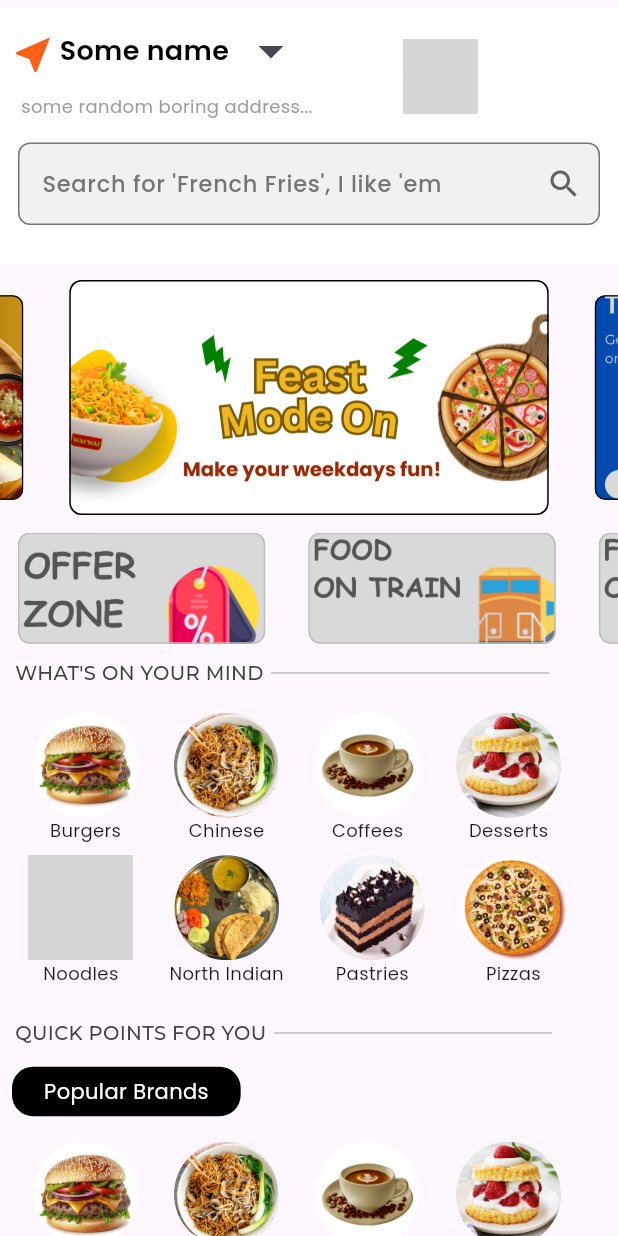
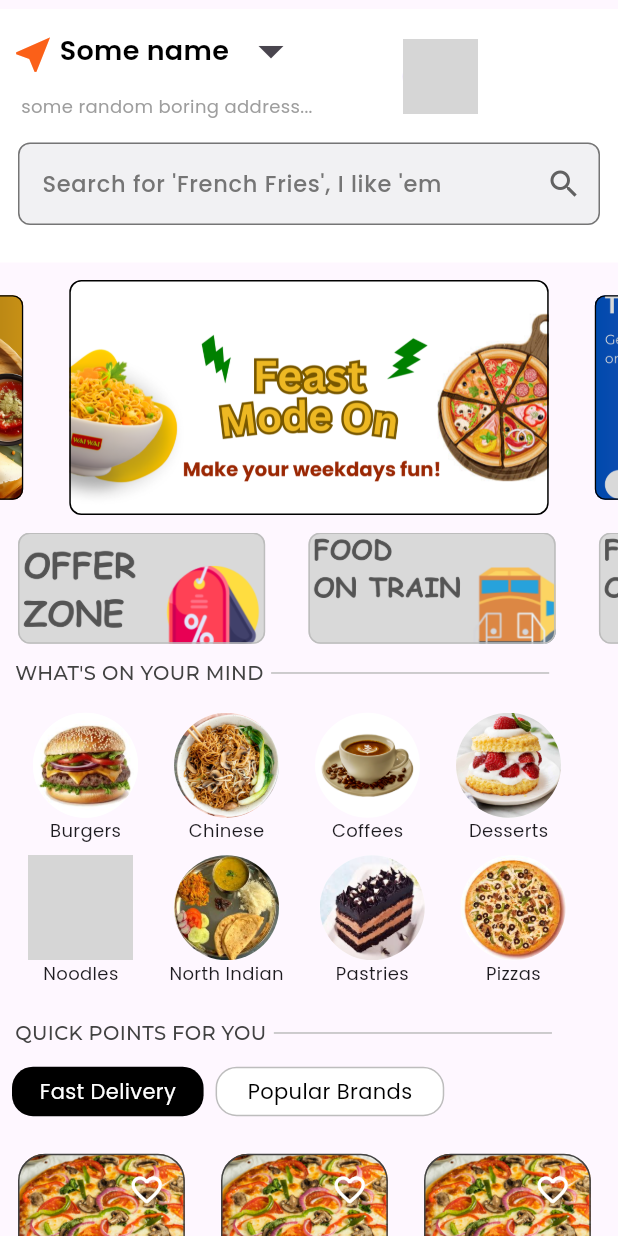
Before and after one commit to 0Armaan025/swiggy-clone, a Flutter app: the screen it shows after launch, on a phone screen of 412 x 824 dp. Run offline on Flutter 3.47's test engine with Material 3 defaults, Android fonts, the phone set to English and light mode, and no system bars; drawn by our look-alikes of carousel_slider; our stand-ins replace google_fonts, hexcolor; missing offline and left inert: background_remover; network calls fail; grey boxes are pictures that could not be loaded.

Commit message:
not even home page is done yet

```diff
--- /dev/null
+++ b/lib/common/quick_points_for_you/quick_pick_tile.dart
@@ -0,0 +1,114 @@
+import 'package:flutter/material.dart';
+import 'package:google_fonts/google_fonts.dart';
+
+class QuickPickTile extends StatefulWidget {
+  const QuickPickTile({super.key});
+
+  @override
+  State<QuickPickTile> createState() => _QuickPickTileState();
+}
+
+class _QuickPickTileState extends State<QuickPickTile> {
+  bool _buttonPressed = false;
+
+  @override
+  Widget build(BuildContext context) {
+    final size = MediaQuery.of(context).size;
+    return Column(
+      mainAxisAlignment: MainAxisAlignment.start,
+      crossAxisAlignment: CrossAxisAlignment.start,
+      children: [
+        Container(
+          width: size.width * 0.27,
+          height: size.height * 0.13,
+          margin: const EdgeInsets.only(
+            left: 8,
+          ),
+          child: Stack(
+            children: [
+              Container(
+                width: double.infinity,
+                height: double.infinity,
+                decoration: BoxDecoration(
+                  borderRadius: BorderRadius.circular(18),
+                  border: Border.all(
+                    color: Colors.grey.shade800,
+                  ),
+                  image: DecorationImage(
+                      image: AssetImage(
+                          "assets/images/banners/food_item_banner.png"),
+                      fit: BoxFit.cover),
+                ),
+              ),
+              Positioned(
+                top: size.height * 0.00001,
+                left: size.width * 0.15,
+                child: IconButton(
+                  icon: _buttonPressed
+                      ? Icon(
+                          Icons.favorite,
+                          color: Colors.red,
+                        )
+                      : Icon(
+                          Icons.favorite_border_rounded,
+                          color: Colors.white,
+                        ),
+                  onPressed: () {
+                    setState(() {
+                      _buttonPressed = !_buttonPressed;
+                    });
+                  },
+                ),
+              ),
+            ],
+          ),
+        ),
+        const SizedBox(
+          height: 5,
+        ),
+        Padding(
+          padding: const EdgeInsets.only(left: 10.0),
+          child: Text(
+            "La Pino'z Pizza",
+            style: GoogleFonts.poppins(
+                color: Colors.grey.shade900,
+                fontSize: 12,
+                fontWeight: FontWeight.bold),
+          ),
+        ),
+        const SizedBox(
+          height: 2,
+        ),
+        Row(
+          mainAxisAlignment: MainAxisAlignment.start,
+          crossAxisAlignment: CrossAxisAlignment.start,
+          children: [
+            Icon(
+              Icons.stars_rounded,
+              color: Colors.red.shade400,
+              size: 15,
+            ),
+            Container(
+              width: 100,
+              child: Text(
+                " 4.4\t25-30 mins",
+                style: GoogleFonts.poppins(
+                  color: Colors.grey.shade900,
+                  fontSize: 9,
+                ),
+              ),
+            ),
+          ],
+        ),
+        Padding(
+          padding: const EdgeInsets.only(left: 2.0),
+          child: Text(
+            "Pizzas",
+            style:
+                GoogleFonts.poppins(color: Colors.grey.shade500, fontSize: 9),
+          ),
+        ),
+      ],
+    );
+  }
+}
--- a/lib/common/quick_points_for_you/quick_points_for_you.dart
+++ b/lib/common/quick_points_for_you/quick_points_for_you.dart
@@ -1,5 +1,6 @@
 import 'package:flutter/material.dart';
 import 'package:google_fonts/google_fonts.dart';
+import 'package:swiggy_clone/common/quick_points_for_you/quick_pick_tile.dart';
 import 'package:swiggy_clone/common/whats_on_mind/food_tile/food_tile.dart';
 
 class QuickPointsForYou extends StatefulWidget {
@@ -10,6 +11,14 @@ class QuickPointsForYou extends StatefulWidget {
 }
 
 class QuickPointsForYouState extends State<QuickPointsForYou> {
+  bool _fastDelivery = false;
+
+  @override
+  void initState() {
+    super.initState();
+    _fastDelivery = true;
+  }
+
   @override
   Widget build(BuildContext context) {
     final size = MediaQuery.of(context).size;
@@ -48,21 +57,60 @@ class QuickPointsForYouState extends State<QuickPointsForYou> {
           ),
           Row(
             children: [
-              Container(
+              InkWell(
+                onTap: () {
+                  setState(() {
+                    _fastDelivery = true;
+                  });
+                },
+                child: Container(
+                  margin: const EdgeInsets.only(left: 8, top: 8),
+                  width: size.width * 0.31,
+                  height: size.height * 0.04,
+                  decoration: BoxDecoration(
+                    color: _fastDelivery == true ? Colors.black : Colors.white,
+                    borderRadius: BorderRadius.circular(14),
+                    border: _fastDelivery == false
+                        ? Border.all(color: Colors.grey.shade400)
+                        : null,
+                  ),
+                  child: Text(
+                    "Fast Delivery",
+                    style: GoogleFonts.poppins(
+                      color:
+                          _fastDelivery == true ? Colors.white : Colors.black,
+                    ),
+                  ),
+                  alignment: Alignment.center,
+                ),
+              ),
+              InkWell(
+                onTap: () {
+                  setState(() {
+                    _fastDelivery = false;
+                    print(_fastDelivery);
+                  });
+                },
+                child: Container(
                   margin: const EdgeInsets.only(left: 8, top: 8),
                   width: size.width * 0.37,
                   height: size.height * 0.04,
                   decoration: BoxDecoration(
-                  color: Colors.black,
+                    color: _fastDelivery == false ? Colors.black : Colors.white,
                     borderRadius: BorderRadius.circular(14),
+                    border: _fastDelivery == true
+                        ? Border.all(color: Colors.grey.shade400)
+                        : null,
                   ),
                   child: Text(
                     "Popular Brands",
                     style: GoogleFonts.poppins(
-                    color: Colors.white,
+                      color:
+                          _fastDelivery == true ? Colors.black : Colors.white,
                     ),
                   ),
                   alignment: Alignment.center,
+                ),
               ),
             ],
           ),
@@ -70,58 +118,21 @@ class QuickPointsForYouState extends State<QuickPointsForYou> {
             height: 5,
           ),
           Padding(
-            padding: const EdgeInsets.all(8.0),
-            child: SingleChildScrollView(
-              scrollDirection: Axis.horizontal,
-              child: Column(
-                mainAxisAlignment: MainAxisAlignment.start,
-                children: [
-                  Row(
-                    mainAxisAlignment: MainAxisAlignment.start,
-                    crossAxisAlignment: CrossAxisAlignment.start,
-                    children: [
-                      FoodTile(
-                        foodName: 'Burgers',
-                        imageUrl: 'assets/images/foods/burger.jpeg',
+            padding:
+                const EdgeInsets.symmetric(horizontal: 4.0).copyWith(top: 20),
+            child: GridView.builder(
+              shrinkWrap: true,
+              physics: NeverScrollableScrollPhysics(),
+              gridDelegate: SliverGridDelegateWithFixedCrossAxisCount(
+                crossAxisCount: 3,
+                crossAxisSpacing: 2,
+                mainAxisSpacing: 0.0,
+                childAspectRatio: 1 / 1.4,
               ),
-                      FoodTile(
-                        foodName: 'Chinese',
-                        imageUrl: 'assets/images/foods/chinese.jpg',
-                      ),
-                      FoodTile(
-                        foodName: 'Coffees',
-                        imageUrl: 'assets/images/foods/coffee.png',
-                      ),
-                      FoodTile(
-                        foodName: 'Desserts',
-                        imageUrl: 'assets/images/foods/desserts.jpg',
-                      ),
-                    ],
-                  ),
-                  Row(
-                    mainAxisAlignment: MainAxisAlignment.start,
-                    crossAxisAlignment: CrossAxisAlignment.start,
-                    children: [
-                      FoodTile(
-                        foodName: 'Noodles',
-                        imageUrl: 'assets/images/foods/noodles.png',
-                      ),
-                      FoodTile(
-                        foodName: 'North Indian',
-                        imageUrl: 'assets/images/foods/north india.jpeg',
-                      ),
-                      FoodTile(
-                        foodName: 'Pastries',
-                        imageUrl: 'assets/images/foods/pastry.jpeg',
-                      ),
-                      FoodTile(
-                        foodName: 'Pizzas',
-                        imageUrl: 'assets/images/foods/pizza.jpeg',
-                      ),
-                    ],
-                  ),
-                ],
-              ),
+              itemCount: 4,
+              itemBuilder: (context, index) {
+                return QuickPickTile();
+              },
             ),
           ),
         ],
--- a/lib/features/views/home/home_view.dart
+++ b/lib/features/views/home/home_view.dart
@@ -3,7 +3,6 @@ import 'package:flutter/material.dart';
 import 'package:google_fonts/google_fonts.dart';
 import 'package:hexcolor/hexcolor.dart';
 import 'package:swiggy_clone/common/quick_points_for_you/quick_points_for_you.dart';
-import "dart:math";
 
 import 'package:swiggy_clone/common/whats_on_mind/whats_on_mind.dart';
 
@@ -22,13 +21,11 @@ class HomeScreen extends StatelessWidget {
       body: SafeArea(
         child: CustomScrollView(
           slivers: [
-            // Sliver header
             SliverPersistentHeader(
               delegate: CustomHeaderDelegate(),
               pinned: false,
               floating: true,
             ),
-            // Carousel section
             SliverToBoxAdapter(
               child: Container(
                 width: double.infinity,
@@ -46,7 +43,7 @@ class HomeScreen extends StatelessWidget {
                           height: size.height * 0.2,
                           width: MediaQuery.of(context).size.width,
                           padding: const EdgeInsets.all(8),
-                          margin: EdgeInsets.symmetric(horizontal: 5.0),
+                          margin: const EdgeInsets.symmetric(horizontal: 5.0),
                           decoration: BoxDecoration(
                             border: Border.all(color: Colors.black),
                             image: DecorationImage(
@@ -70,7 +67,6 @@ class HomeScreen extends StatelessWidget {
                 ),
               ),
             ),
-
             SliverList(
               delegate: SliverChildBuilderDelegate(
                 (context, index) {
@@ -86,7 +82,7 @@ class HomeScreen extends StatelessWidget {
                             decoration: BoxDecoration(
                               border: Border.all(color: Colors.grey.shade400),
                               borderRadius: BorderRadius.circular(8),
-                              image: DecorationImage(
+                              image: const DecorationImage(
                                 image: AssetImage(
                                     'assets/images/banners/banner3.png'),
                                 fit: BoxFit.cover,
@@ -101,7 +97,7 @@ class HomeScreen extends StatelessWidget {
                             decoration: BoxDecoration(
                               border: Border.all(color: Colors.grey.shade400),
                               borderRadius: BorderRadius.circular(8),
-                              image: DecorationImage(
+                              image: const DecorationImage(
                                 image: AssetImage(
                                     'assets/images/banners/banner4.png'),
                                 fit: BoxFit.cover,
@@ -116,7 +112,7 @@ class HomeScreen extends StatelessWidget {
                             decoration: BoxDecoration(
                               border: Border.all(color: Colors.grey.shade400),
                               borderRadius: BorderRadius.circular(8),
-                              image: DecorationImage(
+                              image: const DecorationImage(
                                 image: AssetImage(
                                     'assets/images/banners/banner4.png'),
                                 fit: BoxFit.cover,
@@ -131,22 +127,56 @@ class HomeScreen extends StatelessWidget {
                 childCount: 1,
               ),
             ),
-
             SliverList(
               delegate: SliverChildListDelegate([
-                WhatsOnYourMindComponent(),
-                QuickPointsForYou(),
+                const WhatsOnYourMindComponent(),
+                const QuickPointsForYou(),
                 const SizedBox(
                   height: 10,
                 ),
                 Container(
                   width: size.width * 0.32,
                   height: size.height * 0.26,
-                  decoration: BoxDecoration(
+                  decoration: const BoxDecoration(
                       image: DecorationImage(
                           image: AssetImage(
                               'assets/images/banners/banner5 (1) (1).png'),
                           fit: BoxFit.cover)),
+                ),
+                const SizedBox(
+                  height: 10,
+                ),
+                Container(
+                  width: double.infinity,
+                  height: 1,
+                  margin: const EdgeInsets.symmetric(horizontal: 20),
+                  decoration: BoxDecoration(
+                    color: Colors.grey.shade400,
+                  ),
+                ),
+                const SizedBox(
+                  height: 16,
+                ),
+                Center(
+                  child: Text(
+                    "See more restraunts >",
+                    style: GoogleFonts.poppins(
+                      color: HexColor("#DB6516"),
+                      fontSize: 14,
+                      fontWeight: FontWeight.bold,
+                    ),
+                  ),
+                ),
+                const SizedBox(
+                  height: 16,
+                ),
+                Container(
+                  width: double.infinity,
+                  height: 1,
+                  margin: const EdgeInsets.symmetric(horizontal: 20),
+                  decoration: BoxDecoration(
+                    color: Colors.grey.shade400,
+                  ),
                 ),
               ]),
             ),
@@ -166,7 +196,7 @@ class CustomHeaderDelegate extends SliverPersistentHeaderDelegate {
     final size = MediaQuery.of(context).size;
     return Container(
       margin: const EdgeInsets.only(top: 6),
-      decoration: BoxDecoration(
+      decoration: const BoxDecoration(
         color: Colors.white,
       ),
       child: Column(
@@ -217,12 +247,12 @@ class CustomHeaderDelegate extends SliverPersistentHeaderDelegate {
                   )
                 ],
               ),
-              Padding(
-                padding: const EdgeInsets.only(left: 50.0, top: 20),
+              const Padding(
+                padding: EdgeInsets.only(left: 50.0, top: 20),
                 child: Column(
                   crossAxisAlignment: CrossAxisAlignment.end,
                   children: [
-                    const CircleAvatar(
+                    CircleAvatar(
                       radius: 25,
                       backgroundImage:
                           NetworkImage('https://via.placeholder.com/150'),
@@ -255,7 +285,7 @@ class CustomHeaderDelegate extends SliverPersistentHeaderDelegate {
                   borderRadius: BorderRadius.circular(8),
                 ),
               ),
-              style: TextStyle(fontSize: 15),
+              style: const TextStyle(fontSize: 15),
             ),
           ),
         ],
--- a/lib/main.dart
+++ b/lib/main.dart
@@ -1,10 +1,5 @@
 import 'package:flutter/material.dart';
-import 'package:swiggy_clone/features/views/address/address_view.dart';
 import 'package:swiggy_clone/features/views/home/home_view.dart';
-import 'package:swiggy_clone/features/views/location/location_screen.dart';
-import 'package:swiggy_clone/features/views/no_orders/no_orders_screen.dart';
-import 'package:swiggy_clone/features/views/onboarding/onboarding_view.dart';
-import 'package:swiggy_clone/features/views/otp/otp_view.dart';
 
 void main() {
   runApp(const MyApp());
```
Also changed, not shown: assets/images/banners/food_item_banner.png (added). Lines whose indentation alone changed are shown as unchanged.
